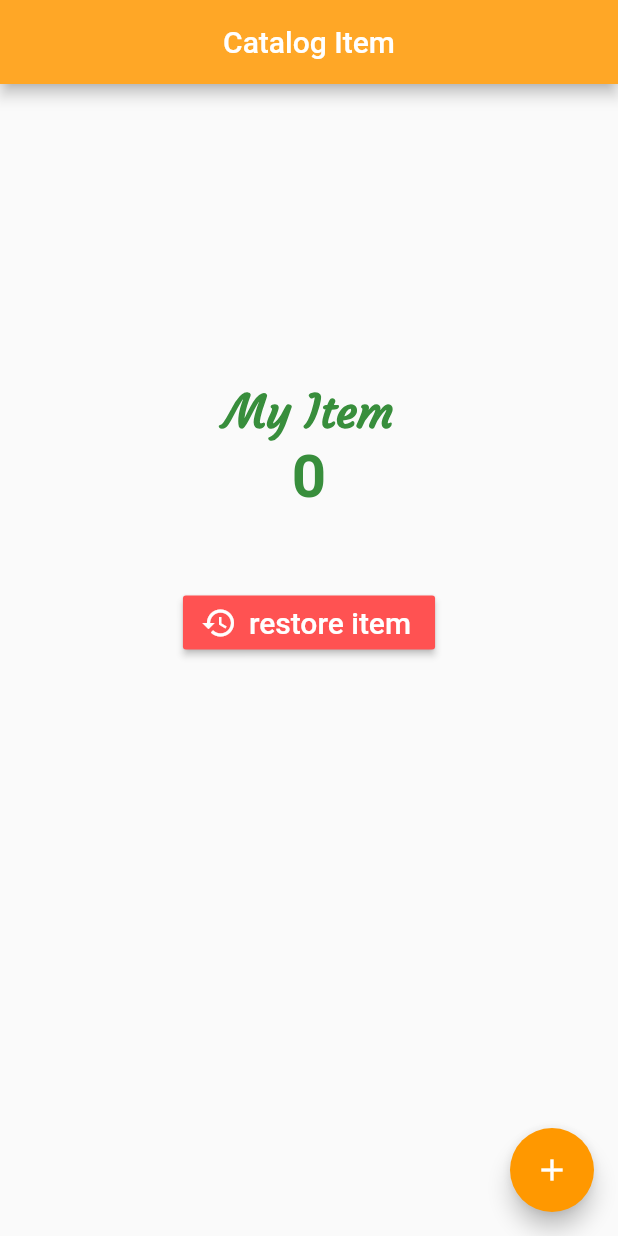
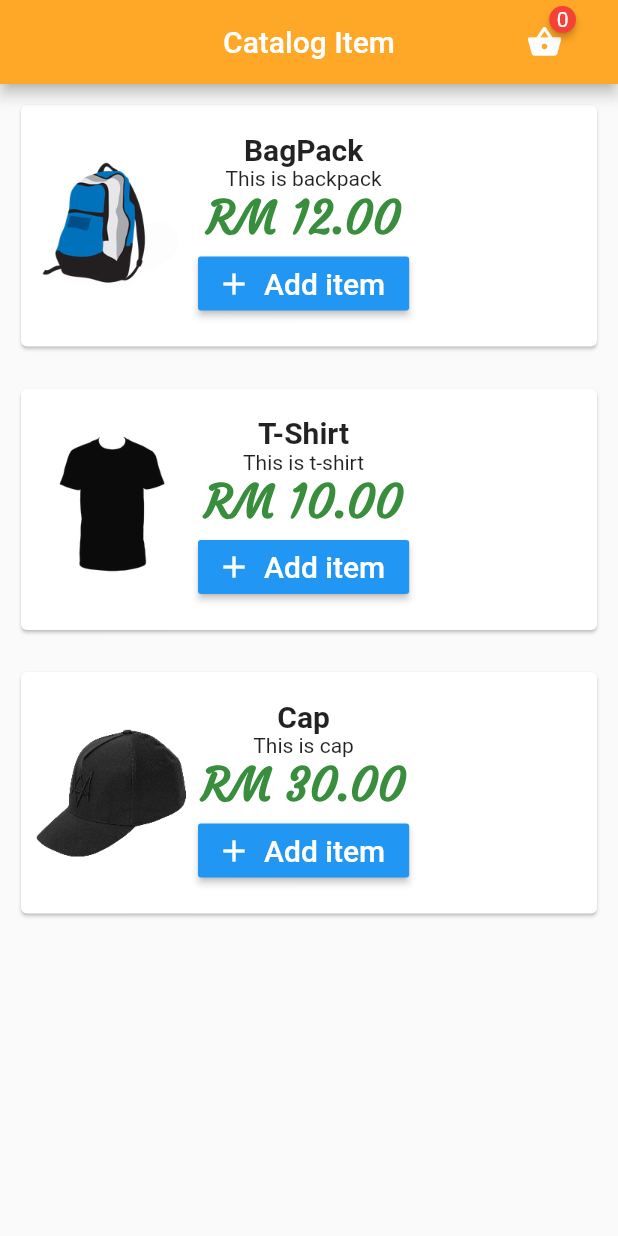
Before and after one commit to aimanabdollah/A175054_FlutterV2, a Flutter app: the screen it shows after launch, on a phone screen of 412 x 824 dp. Run offline on Flutter 3.47's test engine with Material 2 defaults, Android fonts, the phone set to English and light mode, and no system bars; drawn by our look-alikes of badges.

Commit message:
Completed V3

```diff
--- /dev/null
+++ b/lib/catalogitem.dart
@@ -0,0 +1,8 @@
+class CatalogItem {
+  String nameItem;
+  String priceItem;
+  String imageItem;
+  String descriptionItem;
+
+  CatalogItem({this.nameItem, this.priceItem, this.imageItem, this.descriptionItem});
+}
--- a/lib/main.dart
+++ b/lib/main.dart
@@ -1,4 +1,6 @@
 import 'package:flutter/material.dart';
+import 'package:badges/badges.dart';
+import 'catalogitem.dart';
 
 void main() {
   runApp(MaterialApp(home: Home()));
@@ -11,6 +13,72 @@ class Home extends StatefulWidget {
 
 class _HomeState extends State<Home> {
   int item = 0;
+  List<CatalogItem> catalogItems = [
+    CatalogItem(nameItem: 'BagPack', priceItem: '12.00', imageItem: 'image_backpack.png', descriptionItem: 'This is backpack'),
+     CatalogItem(nameItem: 'T-Shirt', priceItem: '10.00', imageItem: 'image_t-shirt.png', descriptionItem: 'This is t-shirt'),
+      CatalogItem(nameItem: 'Cap', priceItem: '30.00', imageItem: 'image_cap.png', descriptionItem: 'This is cap'),
+
+  ];
+
+  Widget catalogItemCard(catalogItem){
+    return Padding(
+      padding: const EdgeInsets.all(10.0),
+      child: Card(
+        child: Padding(
+          padding: const EdgeInsets.all(10.0),
+          child: Row(children: <Widget>[
+            Column(children: <Widget>[
+              Image(image: AssetImage('assets/' + catalogItem.imageItem), width: 100, height: 100,)
+            ],),
+            Padding(
+              padding: const EdgeInsets.all(8.0),
+              child: Column(
+                children: <Widget>[
+                  Text(catalogItem.nameItem, style: TextStyle(
+                    fontSize: 20.0,
+                    fontWeight: FontWeight.bold,
+
+                    )),
+                    Text(catalogItem.descriptionItem),
+                     Text(
+                      'RM '+catalogItem.priceItem,
+                   style: TextStyle(
+                   fontSize: 30.0,
+                   fontWeight: FontWeight.bold,
+                   color: Colors.green[700],
+                   fontFamily: 'Courgette'),
+
+                   ),
+
+                  RaisedButton.icon(
+                       onPressed: () {setState(() {
+                         item++;
+                       });},
+                       icon: Icon(
+                         Icons.add, color: Colors.white,),
+                       label: Text('Add item',
+                       style: TextStyle(color: Colors.white, fontSize: 20.0),),
+                       color: Colors.blue,
+
+
+                   ),
+
+
+
+                ],
+              ),
+            )
+
+          ],),
+        ),
+      ),
+    );
+
+  }
+
+
+
+
     @override
     Widget build(BuildContext context) {
       return Scaffold(
@@ -18,63 +86,80 @@ class _HomeState extends State<Home> {
       title: Text('Catalog Item'),
       centerTitle: true,
       backgroundColor: Colors.orange[400],
-    ),
-    body: Padding(
-      padding: const EdgeInsets.fromLTRB(0.0, 200.0, 0.0, 0.0),
-      child:Column(children: <Widget>[
-         Center(
-             child: Text('My Item',
-             style: TextStyle(
-             fontSize: 30.0,
-             fontWeight: FontWeight.bold,
-             color: Colors.green[700],
-             fontFamily: 'Courgette'
+      actions: <Widget>[
+           Padding(
+             padding: const EdgeInsets.fromLTRB(0.0, 0.0, 25.0, 0.0),
+             child: Badge(
+               position : BadgePosition.topEnd(top: 0.0, end: 3.0),
+      badgeContent: Text(item.toString(), style: TextStyle(color: Colors.white)),
+      child: IconButton(icon: Icon(Icons.shopping_basket), onPressed: ()
+      { setState(() {
+        item=0;
+
+      });},
+      ),
              ),
-             ),
-           ),
-         Center(
-             child: Text('$item',
-             style: TextStyle(
-             fontSize: 40.0,
-             fontWeight: FontWeight.bold,
-             color: Colors.green[700],
-             ),
-             ),
-           ),
+           )
+      ],
+      ),
+
+    body: Column(children: catalogItems.map((catalogItem) => catalogItemCard(catalogItem)).toList(),),
+    // body: Padding(
+    //   padding: const EdgeInsets.fromLTRB(0.0, 200.0, 0.0, 0.0),
+    //   child:Column(children: <Widget>[
+    //      Center(
+    //          child: Text('My Item',
+    //          style: TextStyle(
+    //          fontSize: 30.0,
+    //          fontWeight: FontWeight.bold,
+    //          color: Colors.green[700],
+    //          fontFamily: 'Courgette'
+    //          ),
+    //          ),
+    //        ),
+    //      Center(
+    //          child: Text('$item',
+    //          style: TextStyle(
+    //          fontSize: 40.0,
+    //          fontWeight: FontWeight.bold,
+    //          color: Colors.green[700],
+    //          ),
+    //          ),
+    //        ),
 
 
-           Padding(
-             padding: const EdgeInsets.symmetric(horizontal: 0.0, vertical: 50.0),
-             child: Center(
-               child: RaisedButton.icon(
-                 onPressed: () {setState(() {
-                   item = 0;
-                 });},
-                 icon: Icon(Icons.restore, color: Colors.white,),
-                 label: Text('restore item',
-                 style: TextStyle(color: Colors.white, fontSize: 20.0),),
-                 color: Colors.redAccent,
-                 )
+    //        Padding(
+    //          padding: const EdgeInsets.symmetric(horizontal: 0.0, vertical: 50.0),
+    //          child: Center(
+    //            child: RaisedButton.icon(
+    //              onPressed: () {setState(() {
+    //                item = 0;
+    //              });},
+    //              icon: Icon(Icons.restore, color: Colors.white,),
+    //              label: Text('restore item',
+    //              style: TextStyle(color: Colors.white, fontSize: 20.0),),
+    //              color: Colors.redAccent,
+    //              )
 
-             ),
-           ),
+    //          ),
+    //        ),
 
 
 
 
-      ],
-      )
+    //   ],
+    //   )
 
-    ),
-    floatingActionButton: FloatingActionButton(
-      onPressed: () { setState(() {
-        item++;
-      });},
-      child: Icon(
-        Icons.add
-      ),
-      backgroundColor: Colors.orange,
-    ),
+    // ),
+    // floatingActionButton: FloatingActionButton(
+    //   onPressed: () { setState(() {
+    //     item++;
+    //   });},
+    //   child: Icon(
+    //     Icons.add
+    //   ),
+    //   backgroundColor: Colors.orange,
+    // ),
   );
 
     }
--- a/pubspec.yaml
+++ b/pubspec.yaml
@@ -27,6 +27,7 @@ dependencies:
   # The following adds the Cupertino Icons font to your application.
   # Use with the CupertinoIcons class for iOS style icons.
   cupertino_icons: ^0.1.3
+  badges: ^1.1.4
 
 dev_dependencies:
   flutter_test:
@@ -43,9 +44,8 @@ flutter:
   uses-material-design: true
 
   # To add assets to your application, add an assets section, like this:
-  # assets:
-  #   - images/a_dot_burr.jpeg
-  #   - images/a_dot_ham.jpeg
+  assets:
+    - assets/
 
   # An image asset can refer to one or more resolution-specific "variants", see
   # https://flutter.dev/assets-and-images/#resolution-aware.
```
Also changed, not shown: assets/image_backpack.png (added), assets/image_cap.png (added), assets/image_t-shirt.png (added), pubspec.lock.
